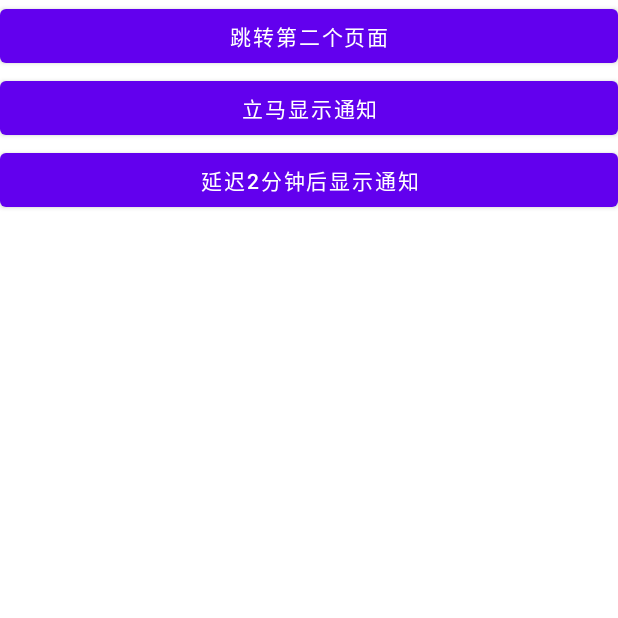
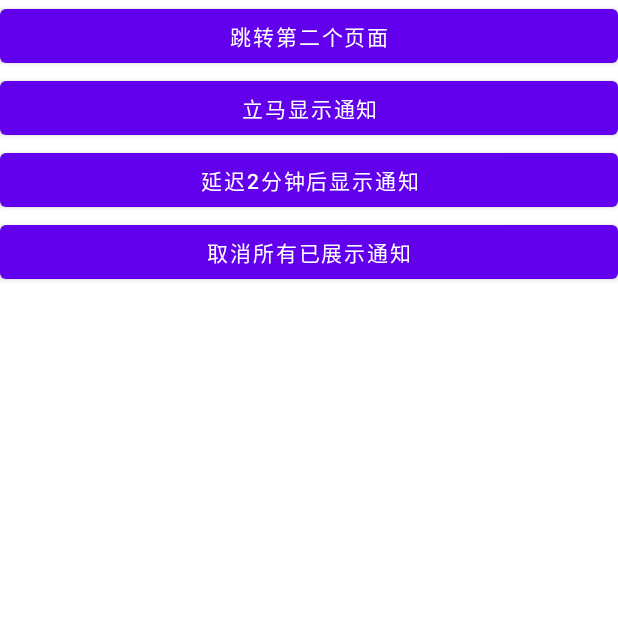
Before and after one commit to yaoxiawen/NotificationDemo, an Android app: the screen it shows after launch (MainActivity), on a phone screen of 412 x 824 dp, the top half of it. Run offline under Robolectric (Android 15) with nearby library versions, the phone set to English and light mode, and no system bars; libraries missing offline, so code that uses them is left out: com.alibaba.android.

Commit message:
取消所有已展示通知

```diff
--- a/app/src/main/java/com/example/notificationdemo/MainActivity.kt
+++ b/app/src/main/java/com/example/notificationdemo/MainActivity.kt
@@ -53,6 +53,10 @@ class MainActivity : AppCompatActivity() {
                 System.currentTimeMillis() + 2 * 60 * 1000
             )
         }
+
+        binding.btnCancel.setOnClickListener {
+            INotificationProvider.cancelAll()
+        }
     }
 
     override fun onNewIntent(intent: Intent?) {
--- a/app/src/main/res/layout/activity_main.xml
+++ b/app/src/main/res/layout/activity_main.xml
@@ -33,4 +33,13 @@
         app:layout_constraintStart_toStartOf="parent"
         app:layout_constraintTop_toBottomOf="@id/btn" />
 
+    <Button
+        android:id="@+id/btn_cancel"
+        android:layout_width="0dp"
+        android:layout_height="wrap_content"
+        android:text="取消所有已展示通知"
+        app:layout_constraintEnd_toEndOf="parent"
+        app:layout_constraintStart_toStartOf="parent"
+        app:layout_constraintTop_toBottomOf="@id/btn_delay" />
+
 </androidx.constraintlayout.widget.ConstraintLayout>
--- a/base/src/main/java/com/example/base/INotificationProvider.kt
+++ b/base/src/main/java/com/example/base/INotificationProvider.kt
@@ -17,6 +17,8 @@ interface INotificationProvider : IProvider {
         pendingIntent: PendingIntent?,
         bitmap: Bitmap? = null
     )
+
+    fun cancelAll()
 
     companion object {
         private fun getNotificationProvider(): INotificationProvider? {
@@ -46,5 +48,9 @@ interface INotificationProvider : IProvider {
                 bitmap
             )
         }
+
+        fun cancelAll(){
+            getNotificationProvider()?.cancelAll()
+        }
     }
 }
--- a/notification/src/main/java/com/example/notification/NotificationProviderImpl.kt
+++ b/notification/src/main/java/com/example/notification/NotificationProviderImpl.kt
@@ -136,4 +136,8 @@ class NotificationProviderImpl : INotificationProvider {
         //id自增
         notifyId++
     }
+
+    override fun cancelAll() {
+        manager.cancelAll()
+    }
 }
```
